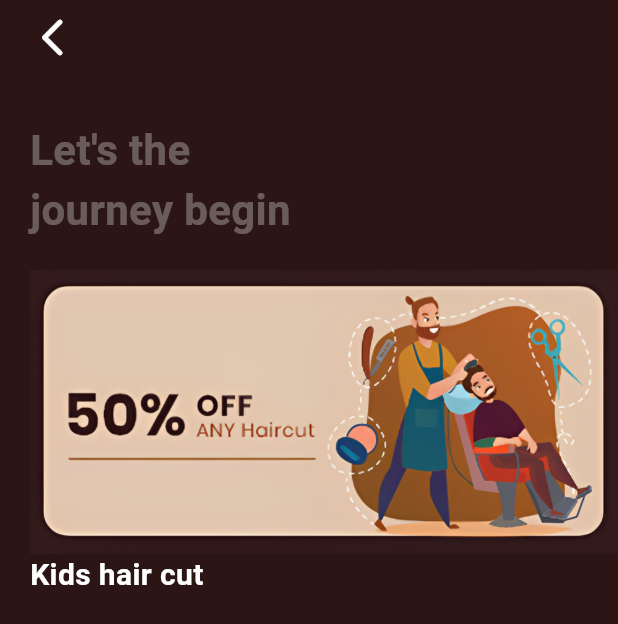
After one commit to SankalpPyFever333/BarberApplication, a Flutter app: the screen it shows after launch, after a tap on "Kids Hair Cut", on a phone screen of 412 x 824 dp. The commit adds this screen. Shown: the top 624 px of the screen. Run offline on Flutter 3.47's test engine with Material 3 defaults, Android fonts, the phone set to English and light mode, and no system bars.

Commit message:
created booking page

```diff
--- a/lib/main.dart
+++ b/lib/main.dart
@@ -1,3 +1,4 @@
+import 'package:barber_app/pages/booking.dart';
 import 'package:barber_app/pages/home.dart';
 import 'package:barber_app/pages/onboarding.dart';
 import 'package:flutter/material.dart';
--- /dev/null
+++ b/lib/pages/booking.dart
@@ -0,0 +1,64 @@
+import "package:flutter/material.dart";
+
+class Booking extends StatefulWidget {
+  String service;
+  Booking({required this.service});
+
+  @override
+  State<Booking> createState() => _BookingState();
+}
+
+class _BookingState extends State<Booking> {
+  @override
+  Widget build(BuildContext context) {
+    return Scaffold(
+      backgroundColor: const Color(0xFF2b1615),
+      body: Container(
+        margin: EdgeInsets.only(left: 20),
+        child: Column(
+          crossAxisAlignment: CrossAxisAlignment.start,
+          children: [
+            GestureDetector(
+              onTap: () {
+                Navigator.pop(context);
+              },
+              child: Padding(
+                  padding: const EdgeInsets.only(top: 10),
+                  child: Icon(
+                    Icons.arrow_back_ios_new_rounded,
+                    color: Colors.white,
+                    size: 30,
+                  )),
+            ),
+            SizedBox(
+              height: 40,
+            ),
+            Text(
+              "Let's the\njourney begin",
+              style: TextStyle(
+                  fontWeight: FontWeight.w700,
+                  fontSize: 28,
+                  color: Colors.white30),
+            ),
+            SizedBox(
+              height: 20,
+            ),
+            Container(
+                width: MediaQuery.of(context).size.width,
+                child: Image.asset(
+                  "images/discount.png",
+                  fit: BoxFit.cover,
+                )),
+            Text(
+              widget.service,
+              style: TextStyle(
+                  color: const Color.fromARGB(255, 255, 255, 255),
+                  fontWeight: FontWeight.bold,
+                  fontSize: 20),
+            ),
+          ],
+        ),
+      ),
+    );
+  }
+}
--- a/lib/pages/home.dart
+++ b/lib/pages/home.dart
@@ -1,3 +1,4 @@
+import "package:barber_app/pages/booking.dart";
 import "package:flutter/material.dart";
 
 class Home extends StatefulWidget {
@@ -71,6 +72,14 @@ class _HomeState extends State<Home> {
               children: [
                 Flexible(
                   fit: FlexFit.tight,
+                  child: GestureDetector(
+                    onTap: () {
+                      Navigator.push(
+                          context,
+                          MaterialPageRoute(
+                              builder: (context) =>
+                                  Booking(service: "Classic Shaving")));
+                    },
                     child: Container(
                       decoration: BoxDecoration(
                           color: Color(0xFFe29452),
@@ -99,11 +108,20 @@ class _HomeState extends State<Home> {
                       ),
                     ),
                   ),
+                ),
                 SizedBox(
                   width: 20,
                 ),
                 Flexible(
                   fit: FlexFit.tight,
+                  child: GestureDetector(
+                    onTap: () {
+                      Navigator.push(
+                          context,
+                          MaterialPageRoute(
+                              builder: (context) =>
+                                  Booking(service: "Hair washing")));
+                    },
                     child: Container(
                       decoration: BoxDecoration(
                           color: Color(0xFFe29452),
@@ -118,7 +136,9 @@ class _HomeState extends State<Home> {
                             width: 80,
                             fit: BoxFit.cover,
                           ),
-                        SizedBox(height: 10,),
+                          SizedBox(
+                            height: 10,
+                          ),
                           Text(
                             "Hair washing",
                             style: TextStyle(
@@ -127,6 +147,7 @@ class _HomeState extends State<Home> {
                                 fontSize: 20),
                           ),
                         ],
+                      ),
                     ),
                   ),
                 ),
@@ -139,6 +160,14 @@ class _HomeState extends State<Home> {
               children: [
                 Flexible(
                   fit: FlexFit.tight,
+                  child: GestureDetector(
+                    onTap: () {
+                      Navigator.push(
+                          context,
+                          MaterialPageRoute(
+                              builder: (context) =>
+                                  Booking(service: "Hair Cutting")));
+                    },
                     child: Container(
                       decoration: BoxDecoration(
                           color: Color(0xFFe29452),
@@ -167,11 +196,20 @@ class _HomeState extends State<Home> {
                       ),
                     ),
                   ),
+                ),
                 SizedBox(
                   width: 20,
                 ),
                 Flexible(
                   fit: FlexFit.tight,
+                  child: GestureDetector(
+                    onTap: () {
+                      Navigator.push(
+                          context,
+                          MaterialPageRoute(
+                              builder: (context) =>
+                                  Booking(service: "Beard Trimming")));
+                    },
                     child: Container(
                       decoration: BoxDecoration(
                           color: Color(0xFFe29452),
@@ -186,7 +224,9 @@ class _HomeState extends State<Home> {
                             width: 80,
                             fit: BoxFit.cover,
                           ),
-                        SizedBox(height: 10,),
+                          SizedBox(
+                            height: 10,
+                          ),
                           Text(
                             "Beard Trimming",
                             style: TextStyle(
@@ -195,6 +235,7 @@ class _HomeState extends State<Home> {
                                 fontSize: 20),
                           ),
                         ],
+                      ),
                     ),
                   ),
                 ),
@@ -207,6 +248,14 @@ class _HomeState extends State<Home> {
               children: [
                 Flexible(
                   fit: FlexFit.tight,
+                  child: GestureDetector(
+                    onTap: () {
+                      Navigator.push(
+                          context,
+                          MaterialPageRoute(
+                              builder: (context) =>
+                                  Booking(service: "Facials")));
+                    },
                     child: Container(
                       decoration: BoxDecoration(
                           color: Color(0xFFe29452),
@@ -235,11 +284,20 @@ class _HomeState extends State<Home> {
                       ),
                     ),
                   ),
+                ),
                 SizedBox(
                   width: 20,
                 ),
                 Flexible(
                   fit: FlexFit.tight,
+                  child: GestureDetector(
+                    onTap: () {
+                      Navigator.push(
+                          context,
+                          MaterialPageRoute(
+                              builder: (context) =>
+                                  Booking(service: "Kids hair cut")));
+                    },
                     child: Container(
                       decoration: BoxDecoration(
                           color: Color(0xFFe29452),
@@ -254,7 +312,9 @@ class _HomeState extends State<Home> {
                             width: 80,
                             fit: BoxFit.cover,
                           ),
-                        SizedBox(height: 10,),
+                          SizedBox(
+                            height: 10,
+                          ),
                           Text(
                             "Kids Hair Cut",
                             style: TextStyle(
@@ -266,6 +326,7 @@ class _HomeState extends State<Home> {
                       ),
                     ),
                   ),
+                ),
               ],
             ),
           ],
```
Lines whose indentation alone changed are shown as unchanged.
